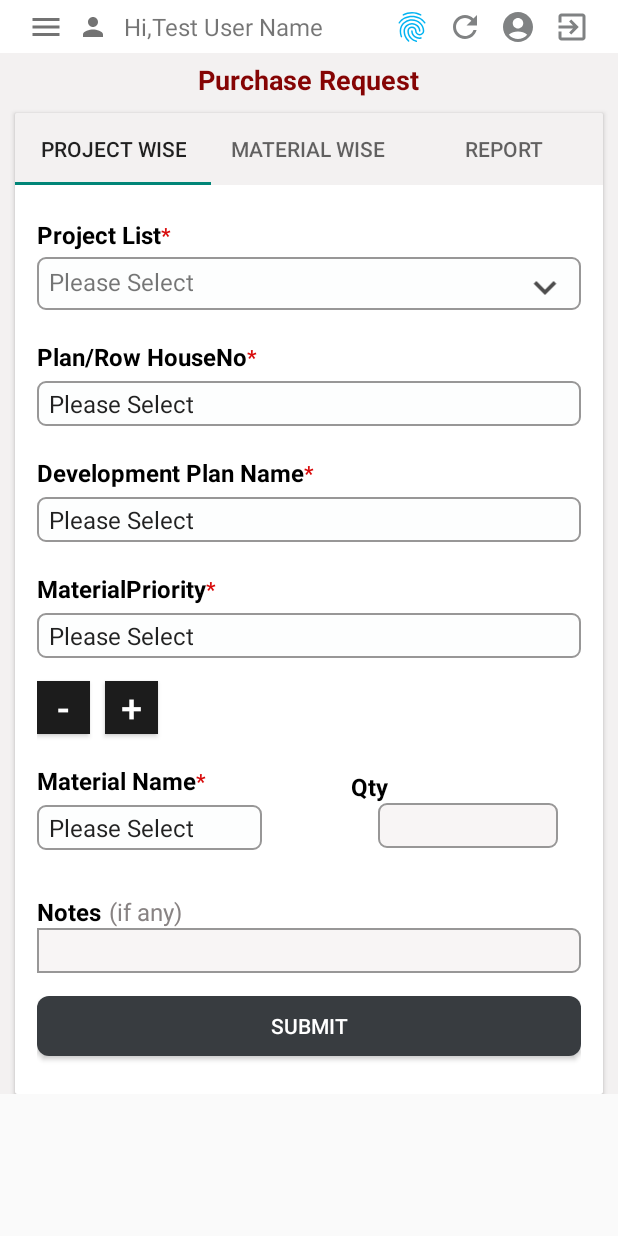
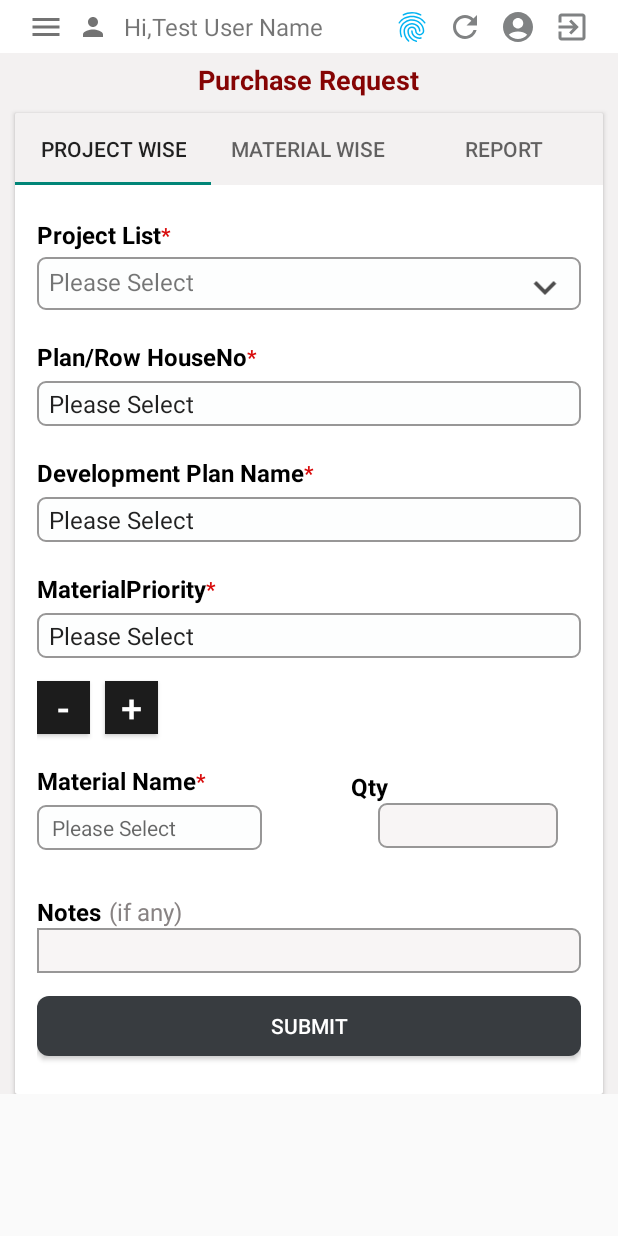
Before and after one commit to rahulmukati67/testApp1, an Android app: the ProjectWise screen opened directly, with no data from a screen before it, on a phone screen of 412 x 824 dp. Run offline under Robolectric (Android 15) with nearby library versions, the phone set to English and light mode, and no system bars.

Commit message:
Project Wise Material Name

```diff
--- a/app/src/main/java/com/example/testapp/purchaseRequest.java
+++ b/app/src/main/java/com/example/testapp/purchaseRequest.java
@@ -85,9 +85,12 @@ public class purchaseRequest extends AppCompatActivity implements ProjectWise.Li
     @Override
     public void hideLinearLayout() {
         LinearLayout linearLayout = findViewById(R.id.linerLayout1);
+        LinearLayout MaterialNameLinearLayout = findViewById(R.id.MaterialNameLinearLayout);
         if (linearLayout.getVisibility() == View.VISIBLE) {
             linearLayout.setVisibility(View.GONE);
-            Log.d("MainActivity", "LinearLayout visibility set to GONE");
+        }
+        if (MaterialNameLinearLayout.getVisibility() == View.VISIBLE) {
+            MaterialNameLinearLayout.setVisibility(View.GONE);
         }
     }
 }
--- a/app/src/main/res/layout/fragment_project_wise.xml
+++ b/app/src/main/res/layout/fragment_project_wise.xml
@@ -288,12 +288,17 @@
                 app:layout_constraintHorizontal_bias="0.619"
                 app:layout_constraintStart_toStartOf="parent" />
 
-            <Spinner
-                android:id="@+id/spinnerMaterialName"
+            <TextView
+                android:id="@+id/TextViewMaterialName"
                 android:layout_width="150dp"
-                android:layout_height="30dp"
+                android:layout_height="wrap_content"
+                android:minHeight="30dp"
                 android:layout_marginTop="5dp"
                 android:layout_marginEnd="15dp"
+                android:textColor="@color/black"
+                android:paddingStart="10dp"
+                android:hint="Please Select "
+                android:gravity="center_vertical"
                 android:background="@drawable/picker_background"
                 app:layout_constraintEnd_toStartOf="@+id/editQty"
                 app:layout_constraintHorizontal_bias="0.5"
@@ -308,11 +313,12 @@
                 android:layout_marginTop="5dp"
                 android:inputType="number"
                 android:maxLength="5"
+                android:paddingStart="10dp"
                 android:background="@drawable/edit_bg"
                 android:layout_marginEnd="15dp"
-                app:layout_constraintBottom_toBottomOf="@+id/spinnerMaterialName"
+                app:layout_constraintBottom_toBottomOf="@+id/TextViewMaterialName"
                 app:layout_constraintEnd_toEndOf="parent"
-                app:layout_constraintStart_toEndOf="@+id/spinnerMaterialName"
+                app:layout_constraintStart_toEndOf="@+id/TextViewMaterialName"
                 app:layout_constraintTop_toBottomOf="@+id/textView7"
                 app:layout_constraintVertical_bias="0.0" />
 
@@ -326,7 +332,58 @@
                 app:layout_constraintEnd_toEndOf="parent"
                 app:layout_constraintEnd_toStartOf="parent"
                 app:layout_constraintStart_toStartOf="parent"
-                app:layout_constraintTop_toBottomOf="@id/spinnerMaterialName"/>
+                app:layout_constraintTop_toBottomOf="@id/MaterialNameLinearLayout"/>
+
+            <LinearLayout
+                android:id="@+id/MaterialNameLinearLayout"
+                android:layout_width="150dp"
+                android:layout_height="wrap_content"
+                android:orientation="vertical"
+                android:background="@drawable/border_bg"
+                android:layout_marginTop="-1dp"
+                android:visibility="gone"
+                app:layout_constraintStart_toStartOf="parent"
+                app:layout_constraintTop_toBottomOf="@+id/TextViewMaterialName">
+
+                <AutoCompleteTextView
+                    android:id="@+id/MaterialACTV"
+                    android:layout_width="match_parent"
+                    android:layout_height="wrap_content"
+                    android:minHeight="25dp"
+                    android:textSize="14sp"
+                    android:gravity="center_vertical"
+                    android:layout_marginTop="5dp"
+                    android:layout_marginEnd="15dp"
+                    android:layout_marginStart="15dp"
+                    android:padding="5dp"
+                    android:focusable="true"
+                    android:hint="Select Project"
+                    android:background="@drawable/autoselectborder"
+                    android:clickable="true"/>
+
+                <TextView
+                    android:layout_width="match_parent"
+                    android:layout_height="wrap_content"
+                    android:minHeight="25dp"
+                    android:layout_marginEnd="15dp"
+                    android:layout_marginTop="8dp"
+                    android:layout_marginStart="15dp"
+                    android:text="Please enter 3 or more character"/>
+
+
+            </LinearLayout>
+
+
+
+
+
+
+
+
+
+
+
+
 
             <LinearLayout
                 android:id="@+id/linerLayout1"
```
Also changed, not shown: app/src/main/java/com/example/testapp/ProjectWise.java (+116 -133 lines), app/src/main/res/layout/groupview.xml (+51 -5 lines).
